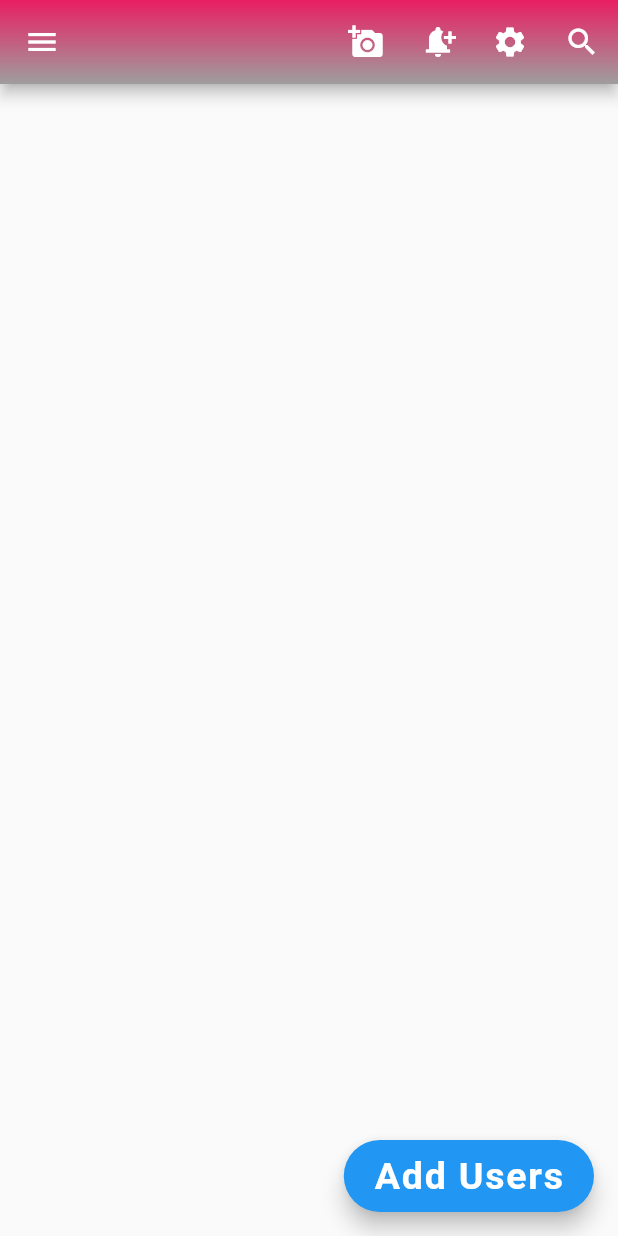
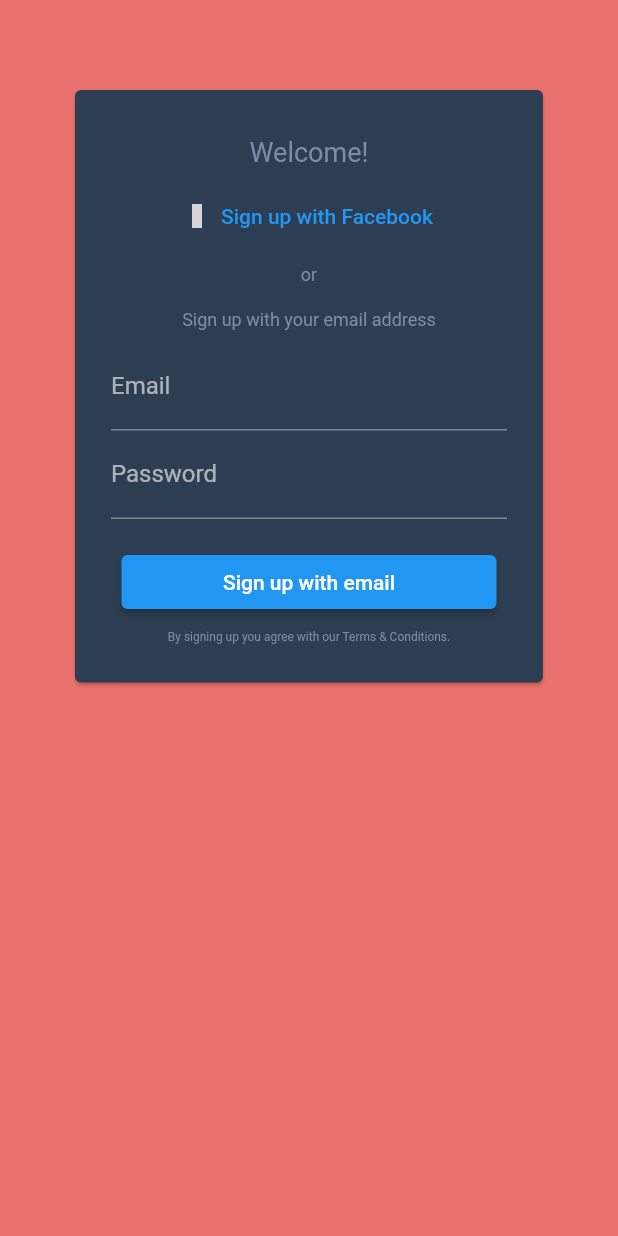
Before and after one commit to sanjibsinha/flutter_artisan, a Flutter app: the screen it shows after launch, on a phone screen of 412 x 824 dp. Run offline on Flutter 3.47's test engine with Material 2 defaults, Android fonts, the phone set to English and light mode, and no system bars; our stand-ins replace material_design_icons_flutter; grey boxes are pictures that could not be loaded.

Commit message:
first to design welcome

```diff
--- a/lib/main.dart
+++ b/lib/main.dart
@@ -1,16 +1,9 @@
 import 'package:flutter/material.dart';
-import 'package:provider/provider.dart';
-import '/model/user_provider.dart';
+
 import 'view/my_app.dart';
 
 void main() {
-  Provider.debugCheckInvalidValueType = null;
   runApp(
-    MultiProvider(
-      providers: [
-        ChangeNotifierProvider(create: (_) => UserProvider()),
-      ],
-      child: const MyApp(),
-    ),
+    const MyApp(),
   );
 }
--- a/lib/model/database_handler.dart
+++ /dev/null
@@ -1,34 +0,0 @@
-import 'package:sqflite/sqflite.dart';
-import 'package:path/path.dart';
-
-import 'user.dart';
-
-class DatabaseHandler {
-  Future<Database> initializeDB() async {
-    String path = await getDatabasesPath();
-    return openDatabase(
-      join(path, 'usereleven.db'),
-      onCreate: (database, version) async {
-        await database.execute(
-          "CREATE TABLE usereleven(id INTEGER PRIMARY KEY AUTOINCREMENT, name TEXT NOT NULL, location TEXT NOT NULL)",
-        );
-      },
-      version: 1,
-    );
-  }
-
-  Future<int> insertUser(List<User> users) async {
-    int result = 0;
-    final Database db = await initializeDB();
-    for (var user in users) {
-      result = await db.insert('usereleven', user.toMap());
-    }
-    return result;
-  }
-
-  Future<List<User>> retrieveUsers() async {
-    final Database db = await initializeDB();
-    final List<Map<String, Object?>> queryResult = await db.query('usereleven');
-    return queryResult.map((e) => User.fromMap(e)).toList();
-  }
-}
--- a/lib/model/user.dart
+++ /dev/null
@@ -1,24 +0,0 @@
-class User {
-  final int? id;
-  final String name;
-  final String location;
-
-  User({
-    this.id,
-    required this.name,
-    required this.location,
-  });
-
-  User.fromMap(Map<String, dynamic> res)
-      : id = res["id"],
-        name = res["name"],
-        location = res["location"];
-
-  Map<String, Object?> toMap() {
-    return {
-      'id': id,
-      'name': name,
-      'location': location,
-    };
-  }
-}
--- a/lib/model/user_provider.dart
+++ /dev/null
@@ -1,24 +0,0 @@
-import 'package:flutter/material.dart';
-
-import 'database_handler.dart';
-import 'user.dart';
-
-final handler = DatabaseHandler();
-
-class UserProvider with ChangeNotifier {
-  /* User _userOne = User(name: 'Hagudu', location: 'Japan');
-  User get userOne => _userOne; */
-  /*  User _userTwo = User(name: 'Mutudu', location: 'Hokkaidu');
-  User get userTwo => _userTwo; */
-
-  User _userThree = User(name: 'John Smith', location: 'East Coast');
-  User get userThree => _userThree;
-
-  void addingUsers() {
-    //_userOne = _userOne;
-    //_userTwo = userTwo;
-    _userThree = userThree;
-
-    notifyListeners();
-  }
-}
--- a/lib/view/my_app.dart
+++ b/lib/view/my_app.dart
@@ -12,7 +12,10 @@ class MyApp extends StatelessWidget {
       debugShowCheckedModeBanner: false,
       title: 'Flutter Demo',
       theme: ThemeData(
-        primarySwatch: Colors.blue,
+        brightness: Brightness.dark,
+        scaffoldBackgroundColor: const Color(0xFFE8716D),
+        primaryColor: const Color(0xFF2E3E52),
+        primaryColorDark: const Color(0xFF7C8BA6),
       ),
       home: const MyHomePage(),
     );
--- a/lib/view/my_home_page.dart
+++ b/lib/view/my_home_page.dart
@@ -1,145 +1,120 @@
 import 'package:flutter/material.dart';
-import 'package:provider/provider.dart';
-import '/model/user_provider.dart';
-import '/model/database_handler.dart';
-import '/model/user.dart';
+import 'package:material_design_icons_flutter/material_design_icons_flutter.dart';
 
 class MyHomePage extends StatelessWidget {
   const MyHomePage({Key? key}) : super(key: key);
 
-  static const String title = 'Database Handling';
-
   @override
   Widget build(BuildContext context) {
-    final userProvider = Provider.of<UserProvider>(context);
-
-    final handler = DatabaseHandler();
-    Future<int> addUsers() async {
-      /* User firstUser = User(
-        name: userProvider.userOne.name,
-        location: userProvider.userOne.location,
-      ); */
-
-      /* User secondUser = User(
-        name: userProvider.userTwo.name,
-        location: userProvider.userTwo.location,
-      ); */
-
-      User thirddUser = User(
-        name: userProvider.userThree.name,
-        location: userProvider.userThree.location,
-      );
-      List<User> listOfUsers = [
-        //firstUser,
-        //secondUser,
-        thirddUser,
-      ];
-      return await handler.insertUser(listOfUsers);
-    }
-
+    final theme = Theme.of(context);
     return Scaffold(
-      appBar: customAppBar(title),
-      body: FutureBuilder(
-        future: handler.retrieveUsers(),
-        builder: (BuildContext context, AsyncSnapshot<List<User>> snapshot) {
-          if (snapshot.hasData) {
-            return ListView.builder(
-              itemCount: snapshot.data?.length,
-              itemBuilder: (BuildContext context, int index) {
-                return Card(
-                  child: ListTile(
-                    key: ValueKey<int>(snapshot.data![index].id!),
-                    contentPadding: const EdgeInsets.all(8.0),
-                    title: Text(
-                      snapshot.data![index].name,
-                      style: const TextStyle(
-                        fontSize: 30,
-                        color: Colors.red,
+      body: ListView(
+        padding: const EdgeInsets.fromLTRB(16.0, kToolbarHeight, 16.0, 16.0),
+        children: <Widget>[
+          Align(
+            child: SizedBox(
+              width: 320.0,
+              child: Card(
+                color: theme.primaryColor,
+                child: Column(
+                  mainAxisSize: MainAxisSize.min,
+                  children: <Widget>[
+                    buildTitle(theme),
+                    buildFacebookBtn(),
+                    buildText('or', 12.0, theme),
+                    buildText('Sign up with your email address', 12.0, theme),
+                    buildInputField('Email', 'Your@email.com', false, theme),
+                    buildInputField('Password', '', true, theme),
+                    const SizedBox(
+                      height: 18.0,
                     ),
+                    buildSignUpBtn(theme),
+                    buildText(
+                        'By signing up you agree with our Terms & Conditions.',
+                        8.0,
+                        theme),
+                    const SizedBox(
+                      height: 18.0,
                     ),
-                    subtitle: Text(
-                      snapshot.data![index].location,
-                      style: const TextStyle(
-                        fontSize: 20,
-                        color: Colors.red,
+                  ],
                 ),
               ),
             ),
+          ),
+        ],
+      ),
     );
-              },
+  }
+
+  Container buildTitle(ThemeData theme) {
+    return Container(
+      padding: const EdgeInsets.only(bottom: 8.0),
+      alignment: Alignment.bottomCenter,
+      height: 60.0,
+      child: Text(
+        'Welcome!',
+        style: TextStyle(fontSize: 18.0, color: theme.primaryColorDark),
+      ),
     );
-          } else {
-            return const Center(child: CircularProgressIndicator());
   }
-        },
+
+  SizedBox buildFacebookBtn() {
+    return SizedBox(
+      width: 250.0,
+      child: TextButton(
+        onPressed: () {},
+        child: Row(
+          mainAxisSize: MainAxisSize.min,
+          children: const <Widget>[
+            Icon(
+              MdiIcons.facebook,
+              size: 16.0,
             ),
-      floatingActionButton: FloatingActionButton.extended(
-        onPressed: () {
-          handler.initializeDB().whenComplete(() async {
-            await addUsers();
-          });
-
-          userProvider.addingUsers();
-        },
-        label: const Text(
-          'Add Users',
-          style: TextStyle(
-            fontSize: 25,
-            fontWeight: FontWeight.bold,
+            SizedBox(
+              width: 8.0,
             ),
+            Text('Sign up with Facebook')
+          ],
         ),
       ),
     );
   }
 
-  AppBar customAppBar(String title) {
-    return AppBar(
-      centerTitle: true,
-      //backgroundColor: Colors.grey[400],
-      flexibleSpace: Container(
-        decoration: const BoxDecoration(
-          gradient: LinearGradient(
-            colors: [
-              Colors.pink,
-              Colors.grey,
-            ],
-            begin: Alignment.topRight,
-            end: Alignment.bottomRight,
+  Padding buildText(String text, double fontSize, ThemeData theme) {
+    return Padding(
+      padding: const EdgeInsets.all(8.0),
+      child: Text(
+        text,
+        style: TextStyle(
+          color: theme.primaryColorDark,
+          fontSize: fontSize,
         ),
       ),
-      ),
-      //elevation: 20,
-      titleSpacing: 80,
-      leading: const Icon(Icons.menu),
-      title: Text(
-        title,
-        textAlign: TextAlign.left,
-      ),
-      actions: [
-        buildIcons(
-          const Icon(Icons.add_a_photo),
-        ),
-        buildIcons(
-          const Icon(
-            Icons.notification_add,
-          ),
-        ),
-        buildIcons(
-          const Icon(
-            Icons.settings,
-          ),
-        ),
-        buildIcons(
-          const Icon(Icons.search),
-        ),
-      ],
     );
   }
 
-  IconButton buildIcons(Icon icon) {
-    return IconButton(
+  Padding buildInputField(
+      String labelText, String hintText, bool isObscured, ThemeData theme) {
+    return Padding(
+      padding: const EdgeInsets.symmetric(horizontal: 24.0),
+      child: TextField(
+        decoration: InputDecoration(
+          labelText: labelText,
+          hintText: hintText,
+          hintStyle: TextStyle(color: theme.primaryColorDark),
+        ),
+        obscureText: isObscured,
+      ),
+    );
+  }
+
+  SizedBox buildSignUpBtn(ThemeData theme) {
+    return SizedBox(
+      width: 250.0,
+      child: ElevatedButton(
         onPressed: () {},
-      icon: icon,
+        child: const Text('Sign up with email'),
+      ),
     );
   }
 }
```
Also changed, not shown: pubspec.yaml (+3 -19 lines), pubspec.lock. Lines whose indentation alone changed are shown as unchanged.
